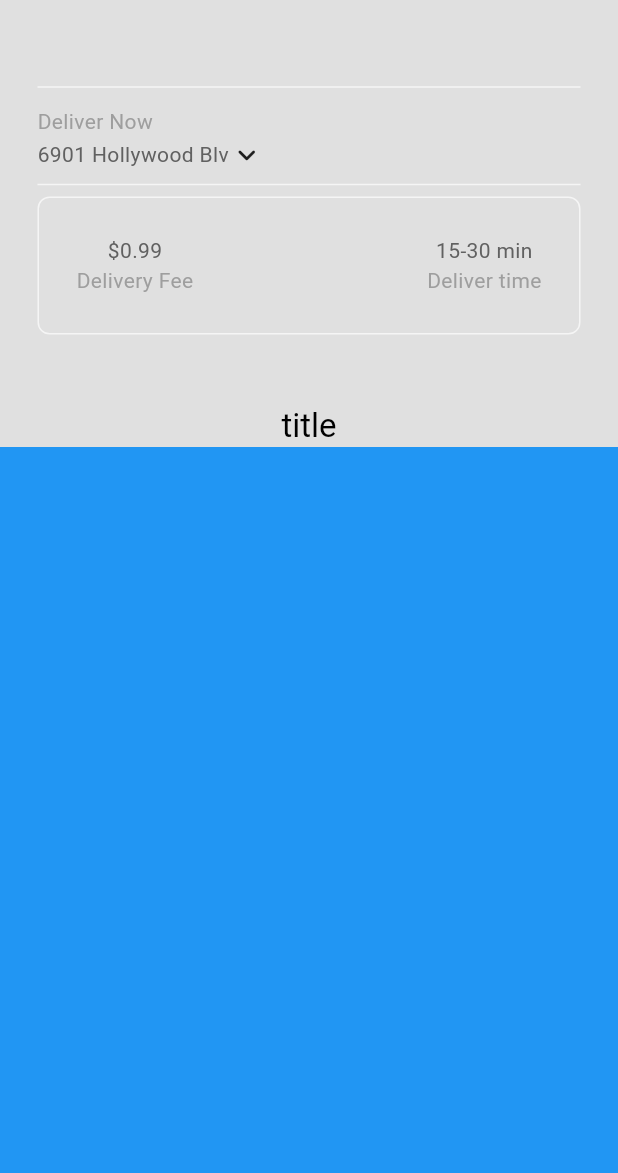
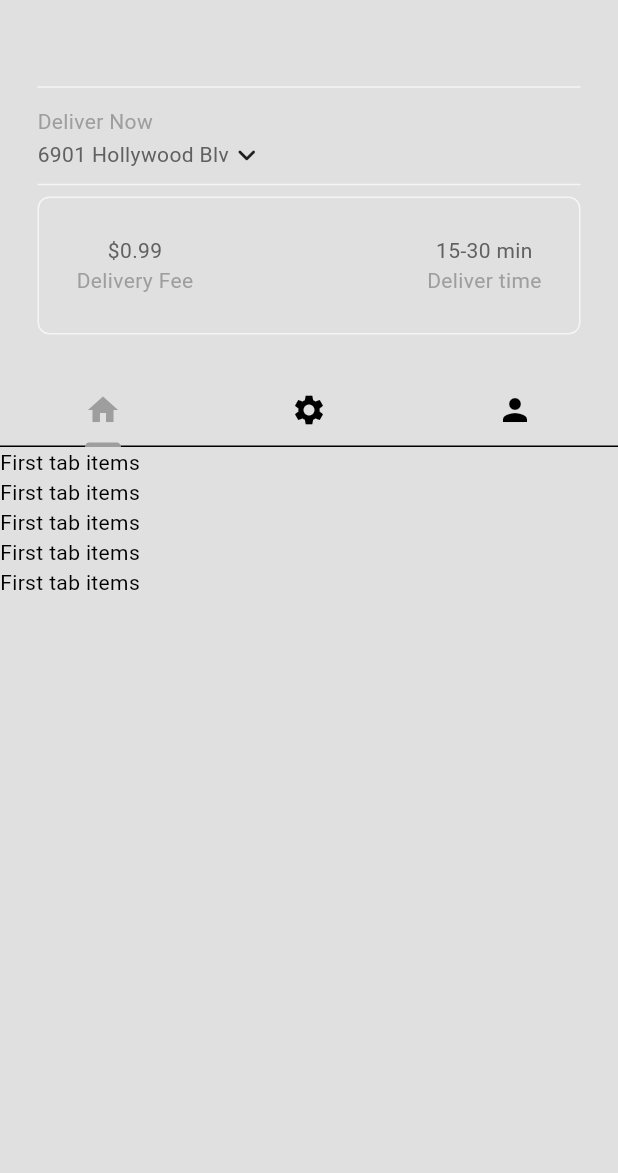
Before and after one commit to UmerMujtaba/Food-Delivery-Application, a Flutter app: the HomePage screen opened directly, on a phone screen of 412 x 824 dp, the part 63-1236 px from its top. Run offline on Flutter 3.47's test engine with Material 3 defaults, Android fonts, the phone set to English and light mode, and no system bars.

Commit message:
Implemented Tab Bar

```diff
--- /dev/null
+++ b/lib/components/my_tab_bar.dart
@@ -0,0 +1,19 @@
+import 'package:flutter/material.dart';
+
+class MyTabBar extends StatelessWidget {
+  const MyTabBar({Key? key, required this.tabController}) : super(key: key);
+  final TabController tabController;
+
+  @override
+  Widget build(BuildContext context) {
+    return TabBar(
+      controller: tabController,
+      tabs: [
+
+        Tab(icon: Icon(Icons.home)),
+        Tab(icon: Icon(Icons.settings)),
+        Tab(icon: Icon(Icons.person)),
+      ],
+    );
+  }
+}
--- a/lib/pages/home_page.dart
+++ b/lib/pages/home_page.dart
@@ -1,6 +1,7 @@
 import 'package:flutter/material.dart';
 import 'package:food_delivery_app/components/my_description_bar.dart';
 import 'package:food_delivery_app/components/my_sliver_app_bar.dart';
+import 'package:food_delivery_app/components/my_tab_bar.dart';
 
 import '../components/my_current_location.dart';
 import '../components/my_drawer.dart';
@@ -12,21 +13,42 @@ class HomePage extends StatefulWidget {
   State<HomePage> createState() => _HomePageState();
 }
 
-class _HomePageState extends State<HomePage> {
+class _HomePageState extends State<HomePage>
+    with SingleTickerProviderStateMixin {
+
+  late TabController _tabController;
+
+  @override
+  void initState() {
+    super.initState();
+    _tabController = TabController(length: 3, vsync: this);
+  }
+
+  @override
+  void dispose() {
+    _tabController.dispose();
+    super.dispose();
+  }
+
   @override
   Widget build(BuildContext context) {
     return Scaffold(
       body: NestedScrollView(
-        headerSliverBuilder: (context, innerBoxIsScrolled) => [
+        headerSliverBuilder: (context, innerBoxIsScrolled) =>
+        [
           MySliverAppBar(
-            title: const Text('title'),
+            title: MyTabBar(tabController: _tabController),
             child: Column(
               mainAxisAlignment: MainAxisAlignment.end,
+              crossAxisAlignment: CrossAxisAlignment.start,
               children: [
                 Divider(
                   indent: 25,
                   endIndent: 25,
-                  color: Theme.of(context).colorScheme.secondary,
+                  color: Theme
+                      .of(context)
+                      .colorScheme
+                      .secondary,
                 ),
 
                 //current location
@@ -34,7 +56,10 @@ class _HomePageState extends State<HomePage> {
                 Divider(
                   indent: 25,
                   endIndent: 25,
-                  color: Theme.of(context).colorScheme.secondary,
+                  color: Theme
+                      .of(context)
+                      .colorScheme
+                      .secondary,
                 ),
 
                 MyDescriptionBar(),
@@ -43,8 +68,22 @@ class _HomePageState extends State<HomePage> {
             ),
           )
         ],
-        body: Container(
-          color: Colors.blue,
+        body: TabBarView(
+          controller: _tabController,
+          children: [
+           ListView.builder(
+             itemCount: 5,
+             itemBuilder: (context,index) => Text('First tab items'),
+           ),
+            ListView.builder(
+              itemCount: 5,
+              itemBuilder: (context,index) => Text('Second tab items'),
+            ),
+            ListView.builder(
+              itemCount: 5,
+              itemBuilder: (context,index) => Text('Third tab items'),
+            ),
+          ],
         ),
       ),
       drawer: const MyDrawer(),
```
Also changed, not shown: lib/model/food.dart (added, +30 -0 lines).
